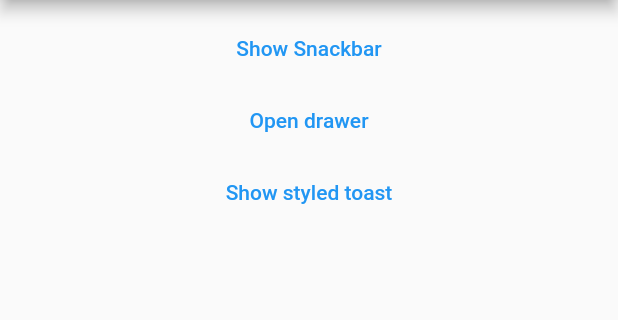
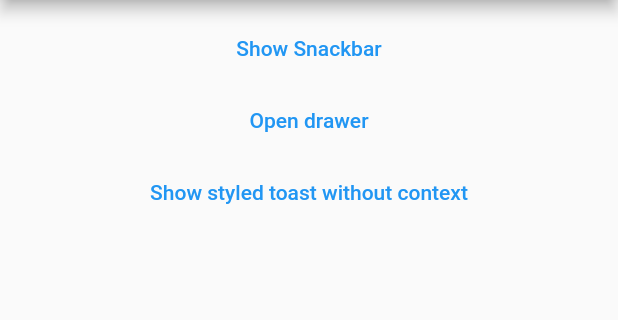
Before and after one commit to bdlukaa/fl_toast, a Flutter app: the screen it shows after launch, on a phone screen of 412 x 824 dp, the part 84-404 px from its top. Run offline on Flutter 3.47's test engine with Material 2 defaults, Android fonts, the phone set to English and light mode, and no system bars.

```diff
--- a/example/lib/main.dart
+++ b/example/lib/main.dart
@@ -16,7 +16,7 @@ class MyApp extends StatelessWidget {
         visualDensity: VisualDensity.adaptivePlatformDensity,
       ),
       debugShowCheckedModeBanner: false,
-      home: MyHomePage(),
+      home: ToastProvider(child: MyHomePage()),
     );
   }
 }
@@ -54,10 +54,10 @@ class _MyHomePageState extends State<MyHomePage> {
             )),
           ),
           TextButton(
-            child: Text('Show styled toast'),
+            child: Text('Show styled toast without context'),
             onPressed: () => showStyledToast(
               child: Text('Awesome styled toast'),
-              context: context,
+              context: ToastProvider.context,
             ),
           ),
         ],
--- /dev/null
+++ b/lib/src/provider.dart
@@ -0,0 +1,19 @@
+import 'package:flutter/widgets.dart';
+
+class ToastProvider extends StatelessWidget {
+  const ToastProvider({Key? key, this.child}) : super(key: key);
+
+  final Widget? child;
+
+  static GlobalKey _toastKey = GlobalKey();
+
+  static BuildContext get context => _toastKey.currentContext!;
+
+  @override
+  Widget build(BuildContext context) {
+    return Container(
+      key: _toastKey,
+      child: this.child,
+    );
+  }
+}
--- a/lib/src/toast.dart
+++ b/lib/src/toast.dart
@@ -5,6 +5,7 @@ import 'theme.dart';
 export 'theme.dart';
 export 'toasts.dart';
 export 'manager.dart';
+export 'provider.dart';
 
 /// Default toast duration. 4 seconds
 const kDefaultToastDuration = Duration(seconds: 4);
@@ -56,8 +57,10 @@ Future<void> showToastWidget({
   required Toast toast,
   required BuildContext context,
 }) async {
-  OverlayEntry entry = OverlayEntry(builder: (context) => toast);
-  Overlay.of(context)!.insert(entry);
+  final entry = OverlayEntry(builder: (context) => toast);
+
+  assert(debugCheckHasOverlay(context));
+  Overlay.of(context)?.insert(entry);
 
   ToastManager.insert(entry);
 
@@ -76,6 +79,7 @@ OverlayEntry showPersistentToast({
   required BuildContext context,
   bool interactive = true,
 }) {
+  assert(debugCheckHasOverlay(context));
   final entry = OverlayEntry(
     builder: (context) => IgnorePointer(
       child: toast,
--- a/pubspec.yaml
+++ b/pubspec.yaml
@@ -1,6 +1,6 @@
 name: fl_toast
 description: A simple yet powerful Toast Library for Flutter. Works in all the platforms
-version: 3.0.1
+version: 3.1.0
 repository: https://github.com/bdlukaa/fl_toast
 
 environment:
```
Also changed, not shown: example/pubspec.lock, 2 other files.
